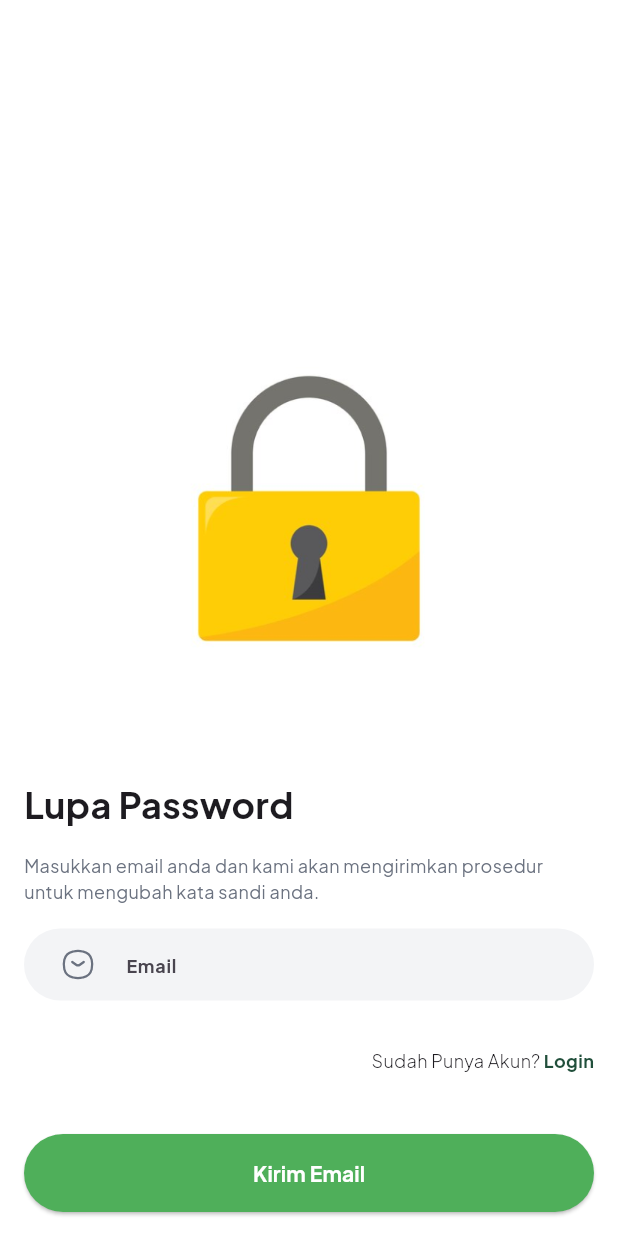
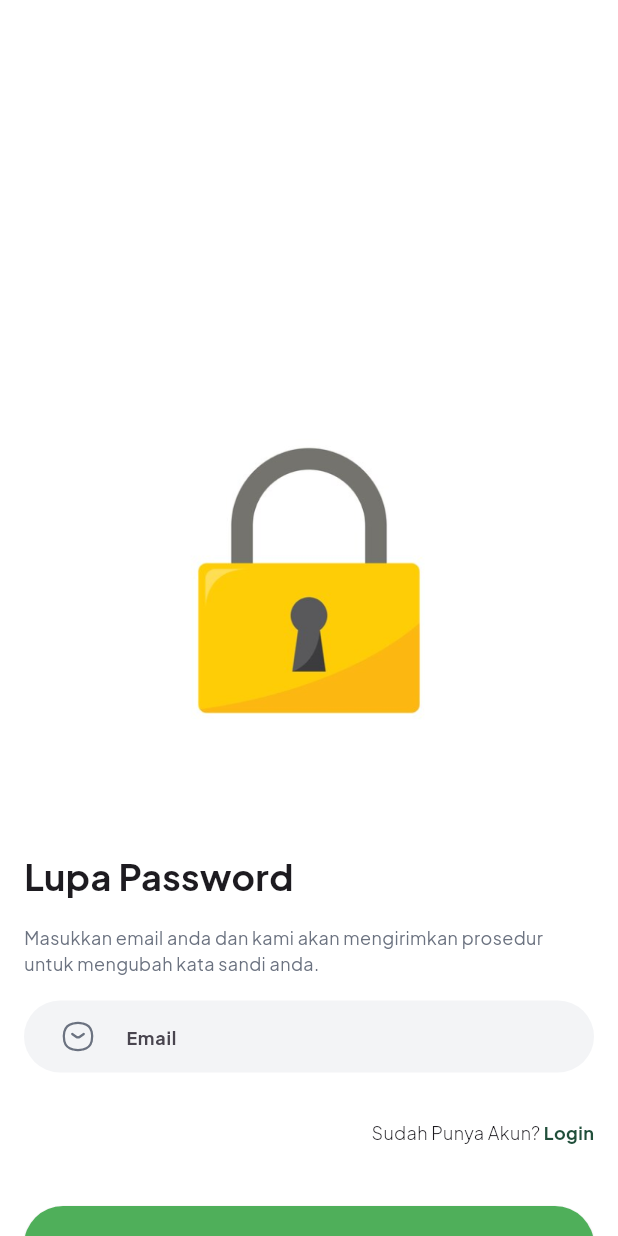
Before and after one commit to Fariz1703/SukaUang, a Flutter app: the screen it shows after launch, after a tap on "Lupa Password?", on a phone screen of 412 x 824 dp. Run offline on Flutter 3.47's test engine with Material 3 defaults, Android fonts, the phone set to English and light mode, and no system bars; our stand-ins replace flutter_svg, get, hexcolor, table_calendar.

Commit message:
Padding
Padding top

```diff
--- a/lib/Login/createaccount.dart
+++ b/lib/Login/createaccount.dart
@@ -19,7 +19,7 @@ class _createaccountState extends State<createaccount> {
   Widget build(BuildContext context) {
     return Scaffold(
       body: Padding(
-        padding: const EdgeInsets.only(left: 16.0, right: 16.0),
+        padding: const EdgeInsets.only(left: 16.0, right: 16.0, top:48),
         child: SingleChildScrollView(
           child: Container(
             height: MediaQuery.of(context).size.height,
--- a/lib/Login/forgetpassword.dart
+++ b/lib/Login/forgetpassword.dart
@@ -63,7 +63,7 @@ class _forgetpasswordState extends State<forgetpassword> {
     return Scaffold(
         backgroundColor: Colors.white,
         body: Padding(
-            padding: const EdgeInsets.only(left: 16.0, right: 16.0),
+            padding: const EdgeInsets.only(left: 16.0, right: 16.0, top: 48),
             child: SingleChildScrollView(
               child: Container(
                 height: MediaQuery.of(context).size.height,
--- a/lib/Login/login.dart
+++ b/lib/Login/login.dart
@@ -22,7 +22,7 @@ class _loginState extends State<login> {
   Widget build(BuildContext context) {
     return Scaffold(
       body: Padding(
-        padding: const EdgeInsets.only(left: 16.0, right: 16.0),
+        padding: const EdgeInsets.only(left: 16.0, right: 16.0, top: 48),
         child: SingleChildScrollView(
           child: Container(
             height: MediaQuery.of(context).size.height,
--- a/lib/Main/addtransaction.dart
+++ b/lib/Main/addtransaction.dart
@@ -26,7 +26,8 @@ class _addtransactionState extends State<addtransaction> {
   Widget build(BuildContext context) {
     return Scaffold(
       body: Padding(
-        padding: EdgeInsets.only(right: 16, left: 16),
+        padding: EdgeInsets.only(right: 16, left: 16, top: 48),
+        child: SingleChildScrollView(
           child: Column(
             mainAxisAlignment: MainAxisAlignment.start,
             crossAxisAlignment: CrossAxisAlignment.start,
@@ -298,6 +299,7 @@ class _addtransactionState extends State<addtransaction> {
             ],
           ),
         ),
+      ),
     );
   }
 }
--- a/lib/Main/calendar.dart
+++ b/lib/Main/calendar.dart
@@ -30,7 +30,7 @@ class _calendarState extends State<calendar> {
   Widget build(BuildContext context) {
     return Scaffold(
       body: Padding(
-        padding: EdgeInsets.only(top: 56, right: 16, left: 16),
+        padding: EdgeInsets.only(top: 48, right: 16, left: 16),
         child: Column(
           mainAxisAlignment: MainAxisAlignment.start,
           crossAxisAlignment: CrossAxisAlignment.start,
--- a/lib/Main/editprofile.dart
+++ b/lib/Main/editprofile.dart
@@ -20,7 +20,7 @@ class _editprofileState extends State<editprofile> {
   Widget build(BuildContext context) {
     return Scaffold(
         body: Padding(
-            padding: EdgeInsets.only(top: 54.0, right: 16, left: 16),
+            padding: EdgeInsets.only(top: 48.0, right: 16, left: 16),
             child: Column(
                 mainAxisAlignment: MainAxisAlignment.start,
                 crossAxisAlignment: CrossAxisAlignment.start,
--- a/lib/Main/historytransaction.dart
+++ b/lib/Main/historytransaction.dart
@@ -21,7 +21,7 @@ class _historytransactionState extends State<historytransaction> {
     return Scaffold(
       backgroundColor: Colors.white,
       body: Padding(
-        padding: EdgeInsets.symmetric(horizontal: 16.0),
+        padding: EdgeInsets.only(right: 16.0, left: 16, top: 48),
         child: Column(
             mainAxisAlignment: MainAxisAlignment.start,
             crossAxisAlignment: CrossAxisAlignment.start,
--- a/lib/Main/profile.dart
+++ b/lib/Main/profile.dart
@@ -36,7 +36,7 @@ class _profileState extends State<profile> {
                   ),
                 ),
                 Padding(
-                  padding: EdgeInsets.only(left: 16.0, right: 16.0, top: 56),
+                  padding: EdgeInsets.only(left: 16.0, right: 16.0, top: 48),
                   child: Column(
                     mainAxisAlignment: MainAxisAlignment.start,
                     crossAxisAlignment: CrossAxisAlignment.start,
```
Also changed, not shown: lib/Main/home.dart (+32 -39 lines). Lines whose indentation alone changed are shown as unchanged.
